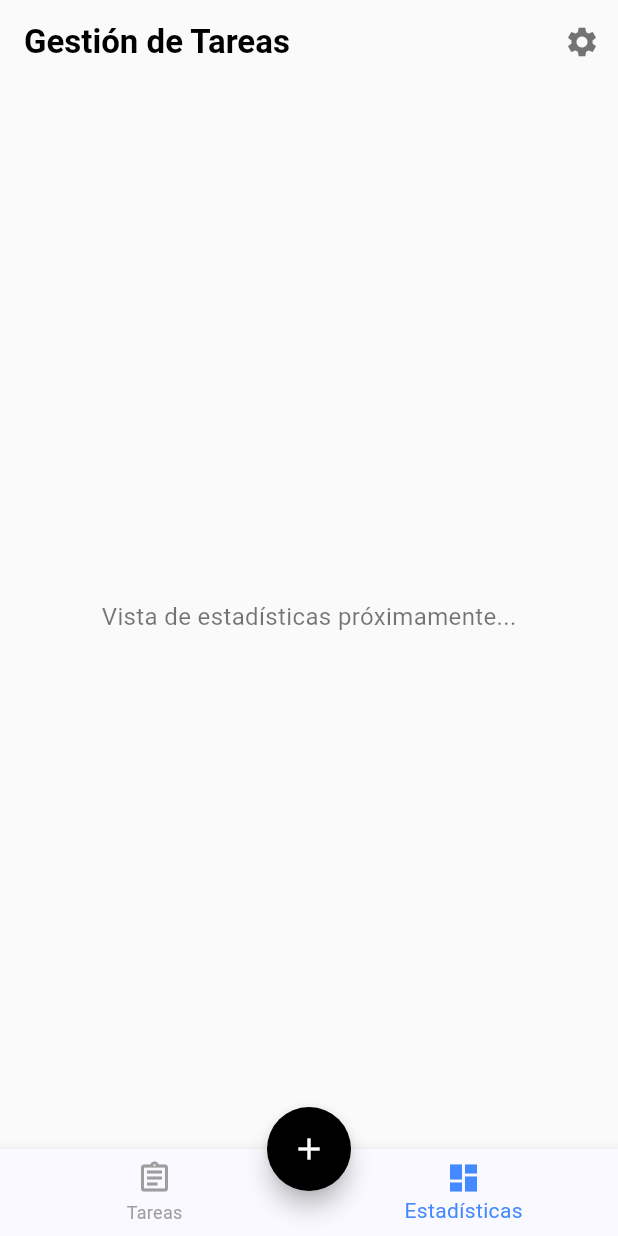
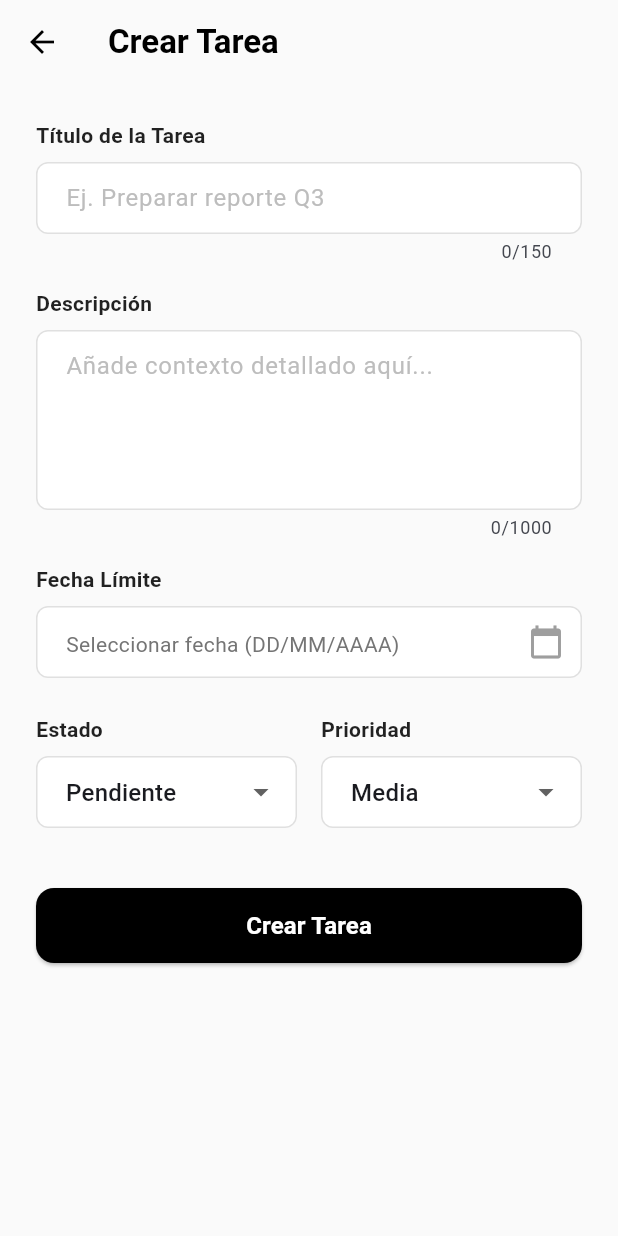
Before and after one commit to Prado500/task-manager-crud, a Flutter app: the screen it shows after launch, item 2 of the bottom bar chosen, after a tap on the "add" icon, on a phone screen of 412 x 824 dp. Run offline on Flutter 3.47's test engine with Material 3 defaults, Android fonts, the phone set to English and light mode, and no system bars; our stand-ins replace dio; network calls fail.

Commit message:
feat(frontend/ui): implement CreateTaskView form with local validation and backend integration
- Built the `CreateTaskView` utilizing Flutter's `Form` and `GlobalKey<FormState>`
  to enforce mandatory fields (Title and Due Date) prior to network execution.
- Configured a native Material `showDatePicker` and enforced strict ISO-8601
  (`YYYY-MM-DD`) date formatting to guarantee serialization compatibility with
  the Python backend.
- Applied exact business rubric default values (Status: 'pending', Priority: 'medium').
- Styled all UI facing text in Spanish while maintaining internal APIs,
  variables, and `Effective Dart` comments in strict English.
- Wired the `HomeView` floating action button to push the new route.

```diff
--- /dev/null
+++ b/frontend/lib/views/create_task_view.dart
@@ -0,0 +1,253 @@
+import 'package:flutter/material.dart';
+import 'package:provider/provider.dart';
+import '../viewmodels/task_view_model.dart';
+import '../models/task_model.dart';
+
+/// Renders a form interface for creating new tasks.
+/// Handles local input validation, date picking, and communicates
+/// with the ViewModel to persist the data.
+class CreateTaskView extends StatefulWidget {
+  const CreateTaskView({super.key});
+
+  @override
+  State<CreateTaskView> createState() => _CreateTaskViewState();
+}
+
+class _CreateTaskViewState extends State<CreateTaskView> {
+  final _formKey = GlobalKey<FormState>();
+  final _titleController = TextEditingController();
+  final _descriptionController = TextEditingController();
+
+  DateTime? _selectedDate;
+
+  // Default values strictly mandated by the technical rubric
+  String _selectedStatus = 'pending';
+  String _selectedPriority = 'medium';
+
+  @override
+  void dispose() {
+    _titleController.dispose();
+    _descriptionController.dispose();
+    super.dispose();
+  }
+
+  /// Triggers the native Material date picker and updates local state.
+  Future<void> _pickDueDate(BuildContext context) async {
+    final pickedDate = await showDatePicker(
+      context: context,
+      initialDate: DateTime.now(),
+      firstDate: DateTime.now(),
+      lastDate: DateTime(2100),
+      helpText: 'Seleccionar fecha límite',
+      cancelText: 'Cancelar',
+      confirmText: 'Aceptar',
+    );
+
+    if (pickedDate != null) {
+      setState(() {
+        _selectedDate = pickedDate;
+      });
+    }
+  }
+
+  /// Validates local form state, constructs the TaskModel, and dispatches
+  /// the creation request to the ViewModel.
+  Future<void> _submitForm() async {
+    if (!_formKey.currentState!.validate()) return;
+    if (_selectedDate == null) {
+      ScaffoldMessenger.of(context).showSnackBar(
+        const SnackBar(content: Text('Por favor, selecciona una fecha límite.')),
+      );
+      return;
+    }
+
+    // Format DateTime to strict ISO 8601 (YYYY-MM-DD) for Python backend compatibility
+    final formattedDate = "${_selectedDate!.year}-${_selectedDate!.month.toString().padLeft(2, '0')}-${_selectedDate!.day.toString().padLeft(2, '0')}";
+
+    final newTask = TaskModel(
+      title: _titleController.text.trim(),
+      description: _descriptionController.text.trim(),
+      dueDate: formattedDate,
+      priority: _selectedPriority,
+      status: _selectedStatus,
+    );
+
+    final viewModel = context.read<TaskViewModel>();
+    final success = await viewModel.createTask(newTask);
+
+    if (success && mounted) {
+      ScaffoldMessenger.of(context).showSnackBar(
+        const SnackBar(content: Text('Tarea creada exitosamente.')),
+      );
+      Navigator.of(context).pop(); // Return to HomeView
+    } else if (mounted) {
+      ScaffoldMessenger.of(context).showSnackBar(
+        SnackBar(content: Text(viewModel.errorMessage ?? 'Error desconocido.')),
+      );
+    }
+  }
+
+  @override
+  Widget build(BuildContext context) {
+    final isLoading = context.watch<TaskViewModel>().isLoading;
+
+    return Scaffold(
+      backgroundColor: Colors.grey.shade50,
+      appBar: AppBar(
+        backgroundColor: Colors.transparent,
+        elevation: 0,
+        iconTheme: const IconThemeData(color: Colors.black),
+        title: const Text(
+          'Crear Tarea',
+          style: TextStyle(color: Colors.black, fontWeight: FontWeight.bold),
+        ),
+      ),
+      body: isLoading
+          ? const Center(child: CircularProgressIndicator(color: Colors.black))
+          : SingleChildScrollView(
+        padding: const EdgeInsets.all(24.0),
+        child: Form(
+          key: _formKey,
+          child: Column(
+            crossAxisAlignment: CrossAxisAlignment.start,
+            children: [
+              _buildLabel('Título de la Tarea'),
+              TextFormField(
+                controller: _titleController,
+                maxLength: 150,
+                decoration: _inputDecoration('Ej. Preparar reporte Q3'),
+                validator: (value) => value == null || value.trim().isEmpty
+                    ? 'El título es obligatorio'
+                    : null,
+              ),
+              const SizedBox(height: 16),
+
+              _buildLabel('Descripción'),
+              TextFormField(
+                controller: _descriptionController,
+                maxLength: 1000,
+                maxLines: 4,
+                decoration: _inputDecoration('Añade contexto detallado aquí...'),
+              ),
+              const SizedBox(height: 16),
+
+              _buildLabel('Fecha Límite'),
+              InkWell(
+                onTap: () => _pickDueDate(context),
+                child: InputDecorator(
+                  decoration: _inputDecoration('').copyWith(
+                    suffixIcon: const Icon(Icons.calendar_today, color: Colors.grey),
+                  ),
+                  child: Text(
+                    _selectedDate == null
+                        ? 'Seleccionar fecha (DD/MM/AAAA)'
+                        : '${_selectedDate!.day.toString().padLeft(2, '0')}/${_selectedDate!.month.toString().padLeft(2, '0')}/${_selectedDate!.year}',
+                    style: TextStyle(
+                      color: _selectedDate == null ? Colors.grey.shade600 : Colors.black87,
+                    ),
+                  ),
+                ),
+              ),
+              const SizedBox(height: 24),
+
+              Row(
+                children: [
+                  Expanded(
+                    child: Column(
+                      crossAxisAlignment: CrossAxisAlignment.start,
+                      children: [
+                        _buildLabel('Estado'),
+                        DropdownButtonFormField<String>(
+                          value: _selectedStatus,
+                          decoration: _inputDecoration(''),
+                          items: const [
+                            DropdownMenuItem(value: 'pending', child: Text('Pendiente')),
+                            DropdownMenuItem(value: 'in_progress', child: Text('En progreso')),
+                            DropdownMenuItem(value: 'completed', child: Text('Completada')),
+                          ],
+                          onChanged: (val) => setState(() => _selectedStatus = val!),
+                        ),
+                      ],
+                    ),
+                  ),
+                  const SizedBox(width: 16),
+                  Expanded(
+                    child: Column(
+                      crossAxisAlignment: CrossAxisAlignment.start,
+                      children: [
+                        _buildLabel('Prioridad'),
+                        DropdownButtonFormField<String>(
+                          value: _selectedPriority,
+                          decoration: _inputDecoration(''),
+                          items: const [
+                            DropdownMenuItem(value: 'low', child: Text('Baja')),
+                            DropdownMenuItem(value: 'medium', child: Text('Media')),
+                            DropdownMenuItem(value: 'high', child: Text('Alta')),
+                          ],
+                          onChanged: (val) => setState(() => _selectedPriority = val!),
+                        ),
+                      ],
+                    ),
+                  ),
+                ],
+              ),
+              const SizedBox(height: 40),
+
+              SizedBox(
+                width: double.infinity,
+                height: 50,
+                child: ElevatedButton(
+                  style: ElevatedButton.styleFrom(
+                    backgroundColor: Colors.black,
+                    shape: RoundedRectangleBorder(
+                      borderRadius: BorderRadius.circular(12),
+                    ),
+                  ),
+                  onPressed: _submitForm,
+                  child: const Text(
+                    'Crear Tarea',
+                    style: TextStyle(color: Colors.white, fontSize: 16, fontWeight: FontWeight.bold),
+                  ),
+                ),
+              ),
+            ],
+          ),
+        ),
+      ),
+    );
+  }
+
+  /// Helper method to style field labels consistently.
+  Widget _buildLabel(String text) {
+    return Padding(
+      padding: const EdgeInsets.only(bottom: 8.0),
+      child: Text(
+        text,
+        style: const TextStyle(fontWeight: FontWeight.w600, color: Colors.black87),
+      ),
+    );
+  }
+
+  /// Helper method to standardize form input decorations.
+  InputDecoration _inputDecoration(String hint) {
+    return InputDecoration(
+      hintText: hint,
+      hintStyle: TextStyle(color: Colors.grey.shade400),
+      filled: true,
+      fillColor: Colors.white,
+      contentPadding: const EdgeInsets.symmetric(horizontal: 16, vertical: 12),
+      border: OutlineInputBorder(
+        borderRadius: BorderRadius.circular(8),
+        borderSide: BorderSide(color: Colors.grey.shade300),
+      ),
+      enabledBorder: OutlineInputBorder(
+        borderRadius: BorderRadius.circular(8),
+        borderSide: BorderSide(color: Colors.grey.shade300),
+      ),
+      focusedBorder: OutlineInputBorder(
+        borderRadius: BorderRadius.circular(8),
+        borderSide: const BorderSide(color: Colors.black),
+      ),
+    );
+  }
+}
--- a/frontend/lib/views/home_view.dart
+++ b/frontend/lib/views/home_view.dart
@@ -2,6 +2,8 @@ import 'package:flutter/material.dart';
 import 'package:provider/provider.dart';
 import '../viewmodels/task_view_model.dart';
 import '../widgets/task_card_widget.dart';
+import 'create_task_view.dart';
+
 
 /// Main wrapper layout acting as the host for the bottom navigation
 /// and the primary task list view.
@@ -60,7 +62,10 @@ class _HomeViewState extends State<HomeView> {
         shape: const CircleBorder(),
         child: const Icon(Icons.add, color: Colors.white),
         onPressed: () {
-          // TODO: Navigate to CreateTaskView
+          Navigator.push(
+            context,
+            MaterialPageRoute(builder: (context) => const CreateTaskView()),
+          );
         },
       ),
       floatingActionButtonLocation: FloatingActionButtonLocation.centerDocked,
```
